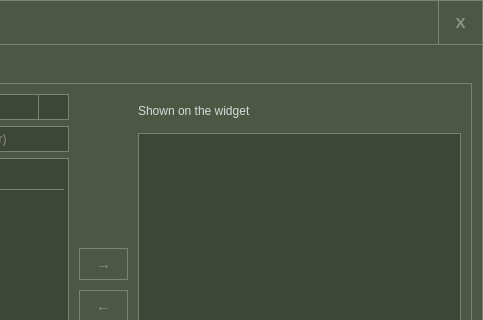
Above: src/configurator.ui from mxrcode/StockWidget before the change; both pictures show x 277 to 760 and y 0 to 320 of the 760 by 540 pixel window. Below: the same form after it.
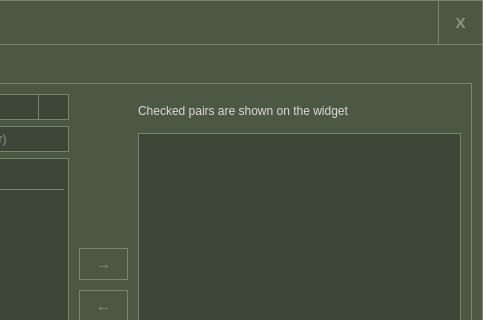
That is the form after the change. Icons and pictures are not drawn.

Commit message: Update project version to 1.4.3 and enhance pair management features

```diff
--- a/src/configurator.ui
+++ b/src/configurator.ui
@@ -159,13 +159,13 @@
 QTabBar::tab:hover {
 	background-color: #3E4637;
 }
-QRadioButton::indicator, QCheckBox::indicator {
+QRadioButton::indicator, QCheckBox::indicator, QListWidget::indicator {
 	width: 12px;
 	height: 12px;
 	background-color: #3E4637;
 	border: 1px solid #7A836E;
 }
-QRadioButton::indicator:checked, QCheckBox::indicator:checked {
+QRadioButton::indicator:checked, QCheckBox::indicator:checked, QListWidget::indicator:checked {
 	background-color: #B8B857;
 }
 QRadioButton:checked, QCheckBox:checked, QRadioButton:hover, QCheckBox:hover {
@@ -510,7 +510,7 @@
                  </size>
                 </property>
                 <property name="text">
-                 <string>Shown on the widget</string>
+                 <string>Checked pairs are shown on the widget</string>
                 </property>
                 <property name="section" stdset="0">
                  <bool>true</bool>
```
The commit also changes 6 other files.
